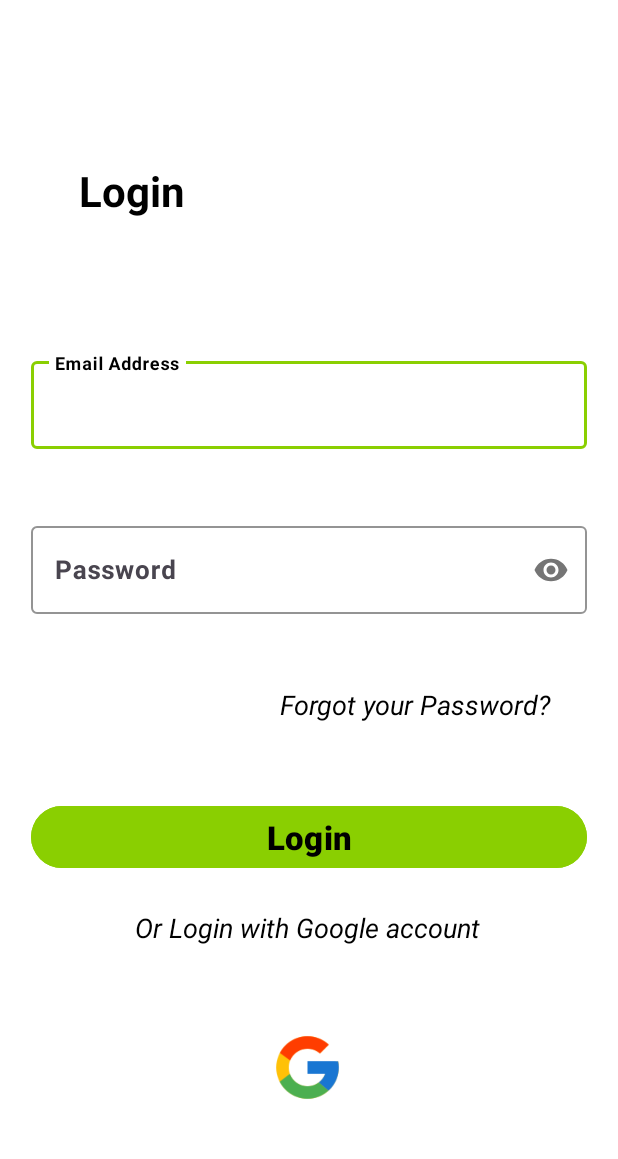
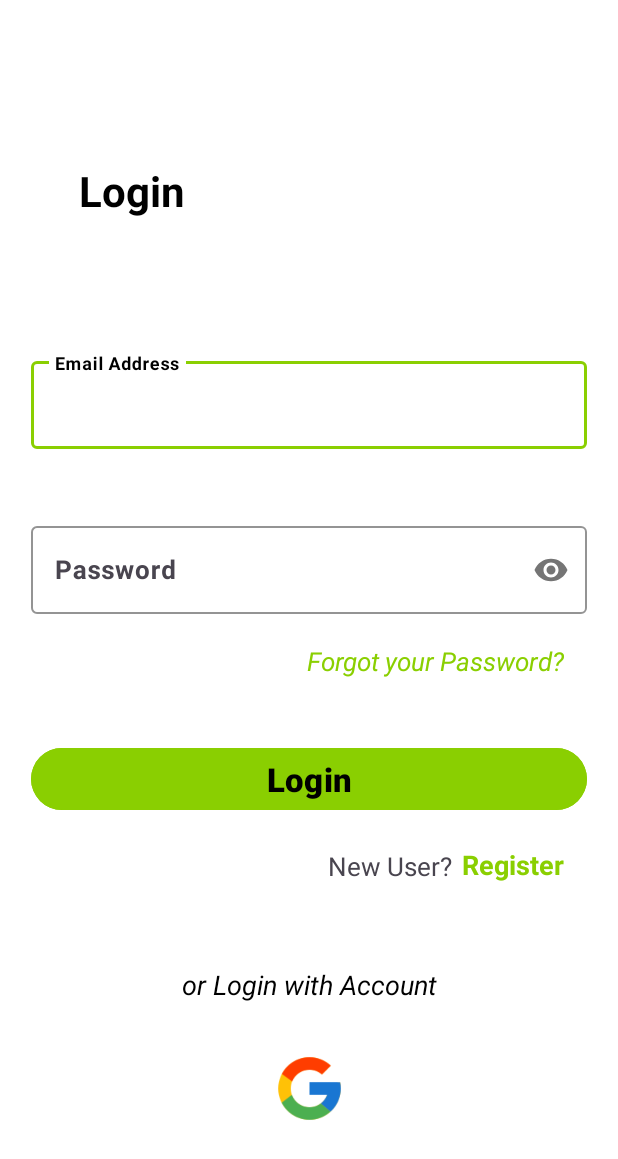
Before and after one commit to adnanyaseen716/ShoppingGrid, an Android app: the LoginForUserActivity screen opened directly, with no data from a screen before it, on a phone screen of 412 x 824 dp. Shown: the top 1159 px of the screen. Run offline under Robolectric (Android 15) with nearby library versions, the phone set to English and light mode, and no system bars.

Commit message:
Login and SignUp are updated

```diff
--- a/app/src/main/java/pk/org/cas/shoppinggrid/Splash/AfterSplash.java
+++ b/app/src/main/java/pk/org/cas/shoppinggrid/Splash/AfterSplash.java
@@ -24,7 +24,7 @@ public class AfterSplash extends AppCompatActivity {
         });
 
         btnCustomer.setOnClickListener(v -> {
-            Intent intentCustomer = new Intent(AfterSplash.this, SignupForUserActivity.class);
+            Intent intentCustomer = new Intent(AfterSplash.this, LoginForUserActivity.class);
             startActivity(intentCustomer);
         });
     }
--- a/app/src/main/java/pk/org/cas/shoppinggrid/Splash/ForgetPasswordForUserActivity.java
+++ b/app/src/main/java/pk/org/cas/shoppinggrid/Splash/ForgetPasswordForUserActivity.java
@@ -1,8 +1,10 @@
 package pk.org.cas.shoppinggrid.Splash;
 
+import android.annotation.SuppressLint;
 import android.os.Bundle;
 import android.widget.Button;
 import android.widget.EditText;
+import android.widget.ImageButton;
 import android.widget.Toast;
 
 import androidx.appcompat.app.AppCompatActivity;
@@ -12,7 +14,9 @@ import pk.org.cas.shoppinggrid.R;
 public class ForgetPasswordForUserActivity extends AppCompatActivity {
     EditText etEmailAddressForgotPwd;
     Button btnSendEmailFgtPwd;
+    ImageButton btnBack_forgotPwd;
 
+    @SuppressLint("MissingInflatedId")
     @Override
     protected void onCreate(Bundle savedInstanceState) {
         super.onCreate(savedInstanceState);
@@ -21,6 +25,8 @@ public class ForgetPasswordForUserActivity extends AppCompatActivity {
         // Initialize views
         etEmailAddressForgotPwd = findViewById(R.id.etEmailAddressForgotPwd);
         btnSendEmailFgtPwd = findViewById(R.id.btnSendEmailFgtPwd);
+        btnBack_forgotPwd = findViewById(R.id.btnBack_forgotPwd);
+
 
         // Set click listener for the button
         btnSendEmailFgtPwd.setOnClickListener(view -> {
@@ -29,5 +35,10 @@ public class ForgetPasswordForUserActivity extends AppCompatActivity {
             Toast.makeText(this, "Password link sent to " + email + " successfully", Toast.LENGTH_SHORT).show();
             finish();
         });
+
+        btnBack_forgotPwd.setOnClickListener(view -> {
+            finish();
+        });
+
     }
 }
--- a/app/src/main/java/pk/org/cas/shoppinggrid/Splash/LoginForUserActivity.java
+++ b/app/src/main/java/pk/org/cas/shoppinggrid/Splash/LoginForUserActivity.java
@@ -1,7 +1,9 @@
 package pk.org.cas.shoppinggrid.Splash;
 
+import android.annotation.SuppressLint;
 import android.content.Intent;
 import android.os.Bundle;
+import android.view.View;
 import android.widget.Button;
 import android.widget.EditText;
 import android.widget.ImageView;
@@ -17,8 +19,9 @@ import pk.org.cas.shoppinggrid.R;
 public class LoginForUserActivity extends AppCompatActivity {
     EditText etEmailAddressLogin,etPasswordLogin;
     Button btn_login;
-    TextView tv_forgotPassword;
+    TextView tv_forgotPassword , tvRegister;
     ImageView ivGoogleLogin;
+    @SuppressLint("MissingInflatedId")
     @Override
     protected void onCreate(Bundle savedInstanceState) {
         super.onCreate(savedInstanceState);
@@ -29,6 +32,7 @@ public class LoginForUserActivity extends AppCompatActivity {
         btn_login = findViewById(R.id.btn_login);
         tv_forgotPassword = findViewById(R.id.tv_forgotPassword);
         ivGoogleLogin = findViewById(R.id.ivGoogleLogin);
+        tvRegister = findViewById(R.id.tvRegister);
 
 //        btn clickListener
         btn_login.setOnClickListener(view -> {
@@ -44,8 +48,13 @@ public class LoginForUserActivity extends AppCompatActivity {
             Intent forgotIntent = new Intent(LoginForUserActivity.this, ForgetPasswordForUserActivity.class);
             startActivity(forgotIntent);
         });
-        ivGoogleLogin.setOnClickListener(view -> {
-            Toast.makeText(LoginForUserActivity.this, "Login Successful with Google", Toast.LENGTH_SHORT).show();
+
+        tvRegister.setOnClickListener(new View.OnClickListener() {
+            @Override
+            public void onClick(View view) {
+                Intent forgotIntent = new Intent(LoginForUserActivity.this, SignupForUserActivity.class);
+                startActivity(forgotIntent);
+            }
         });
     }
 }
--- a/app/src/main/java/pk/org/cas/shoppinggrid/Splash/SignupForUserActivity.java
+++ b/app/src/main/java/pk/org/cas/shoppinggrid/Splash/SignupForUserActivity.java
@@ -47,6 +47,8 @@ public class SignupForUserActivity extends AppCompatActivity {
                 Toast.makeText(SignupForUserActivity.this, "Sign up successful", Toast.LENGTH_SHORT).show();
             }
         });
+
+
         tvAlreadyAccount.setOnClickListener(new View.OnClickListener() {
             @Override
             public void onClick(View view) {
@@ -54,10 +56,5 @@ public class SignupForUserActivity extends AppCompatActivity {
                 startActivity(LoginIntent);
             }
         });
-        ivGoogleSign.setOnClickListener(view -> {
-            Toast.makeText(SignupForUserActivity.this, "Sign up with Google successfully", Toast.LENGTH_SHORT).show();
-        });
-
-
     }
 }
--- a/app/src/main/res/layout/activity_forget_password_for_user.xml
+++ b/app/src/main/res/layout/activity_forget_password_for_user.xml
@@ -48,6 +48,7 @@
         app:layout_constraintVertical_bias="0.011" />
 
     <ImageButton
+        android:id="@+id/btnBack_forgotPwd"
         android:layout_width="wrap_content"
         android:layout_height="wrap_content"
         android:backgroundTint="@color/white"
--- a/app/src/main/res/layout/activity_login_for_user.xml
+++ b/app/src/main/res/layout/activity_login_for_user.xml
@@ -109,23 +109,47 @@
 
         app:layout_constraintBottom_toBottomOf="@id/guidelineBottom"
         app:layout_constraintEnd_toEndOf="@id/guidelineEnd"
+        app:layout_constraintHorizontal_bias="1.0"
         app:layout_constraintStart_toStartOf="@id/guidelineStart"
         app:layout_constraintTop_toTopOf="@id/guidelineTop"
-        app:layout_constraintVertical_bias="0.761" />
+        app:layout_constraintVertical_bias="0.701" />
+
     <TextView
         android:layout_width="wrap_content"
         android:layout_height="wrap_content"
-        android:text="Or Login with Google account"
+        android:layout_marginTop="21dp"
+        android:layout_marginEnd="90dp"
+        android:text="New User?"
+        android:textSize="17sp"
+        app:layout_constraintEnd_toEndOf="@id/guidelineEnd"
+        app:layout_constraintTop_toBottomOf="@id/btn_login" />
+
+    <TextView
+        android:id="@+id/tvRegister"
+        android:layout_width="wrap_content"
+        android:layout_height="wrap_content"
+        android:layout_marginTop="20dp"
+        android:layout_marginEnd="15dp"
+        android:text="Register"
+        android:textStyle="bold"
+        android:textColor="@color/secondary_app_color"
+        android:textSize="18sp"
+        app:layout_constraintEnd_toEndOf="@id/guidelineEnd"
+        app:layout_constraintTop_toBottomOf="@id/btn_login" />
+
+    <TextView
+        android:id="@+id/textView10"
+        android:layout_width="wrap_content"
+        android:layout_height="wrap_content"
+        android:layout_marginTop="100dp"
+        android:text="or Login with Account"
+        android:textColor="@color/black"
         android:textSize="18sp"
         android:textStyle="italic"
-        android:textColor="@color/black"
-        app:layout_constraintBottom_toBottomOf="@id/guidelineBottom"
         app:layout_constraintEnd_toEndOf="@id/guidelineEnd"
-        app:layout_constraintHorizontal_bias="0.494"
         app:layout_constraintStart_toStartOf="@id/guidelineStart"
-        app:layout_constraintTop_toTopOf="@id/guidelineTop"
-        app:layout_constraintVertical_bias="0.788"
-        />
+        app:layout_constraintTop_toBottomOf="@+id/btn_login" />
+
     <ImageView
         android:id="@+id/ivGoogleLogin"
         android:layout_width="50dp"
@@ -136,28 +160,22 @@
         android:src="@drawable/gogle"
         app:layout_constraintBottom_toBottomOf="@id/guidelineBottom"
         app:layout_constraintEnd_toEndOf="@id/guidelineEnd"
-        app:layout_constraintHorizontal_bias="0.496"
         app:layout_constraintStart_toStartOf="@id/guidelineStart"
-        app:layout_constraintTop_toTopOf="@id/guidelineTop"
-        app:layout_constraintVertical_bias="0.933"
-
-        />
+        app:layout_constraintTop_toBottomOf="@+id/textView10" />
 
     <TextView
         android:id="@+id/tv_forgotPassword"
         android:layout_width="wrap_content"
         android:layout_height="wrap_content"
-        android:layout_marginEnd="20dp"
-        android:text="Forgot your Password? "
-        android:textColor="@color/black"
-        android:textSize="18sp"
+        android:layout_marginEnd="15dp"
+        android:text="Forgot your Password?"
+        android:textColor="@color/secondary_app_color"
+        android:textSize="17sp"
         android:textStyle="italic"
         app:layout_constraintBottom_toBottomOf="@id/guidelineBottom"
         app:layout_constraintEnd_toEndOf="@id/guidelineEnd"
-        app:layout_constraintHorizontal_bias="1.0"
-        app:layout_constraintStart_toStartOf="@id/guidelineStart"
         app:layout_constraintTop_toTopOf="@id/guidelineTop"
-        app:layout_constraintVertical_bias="0.58" />
+        app:layout_constraintVertical_bias="0.54" />
 
 
 </androidx.constraintlayout.widget.ConstraintLayout>
--- a/app/src/main/res/layout/activity_signup_for_user.xml
+++ b/app/src/main/res/layout/activity_signup_for_user.xml
@@ -178,7 +178,7 @@
         android:layout_marginStart="63dp"
         android:layout_marginTop="380dp"
         android:text="Already have an account? "
-        android:textColor="@color/primary_app_color"
+        android:textColor="@color/secondary_app_color"
         android:textSize="18sp"
         android:textStyle="italic"
         app:layout_constraintBottom_toBottomOf="@id/guidelineBottom"
--- /dev/null
+++ b/app/src/main/res/values-v26/themes.xml
@@ -0,0 +1,9 @@
+<?xml version="1.0" encoding="utf-8"?>
+<resources>
+
+    <style name="Theme.ShoppingGrid" parent="Base.Theme.ShoppingGrid">
+        <item name="android:statusBarColor">@color/primary_app_color</item>
+        <item name="android:autofilledHighlight">@android:color/transparent</item>
+
+    </style>
+</resources>
--- a/app/src/main/res/values/colors.xml
+++ b/app/src/main/res/values/colors.xml
@@ -12,5 +12,6 @@
     <color name="secondary_app_color">#8acf01</color>
     <color name="background_app_color">#FFFFFF</color>
     <color name="text_app_color">#000000</color>
+    <color name="transparent_white">#00000000</color>
 
 </resources>
--- a/app/src/main/res/values/themes.xml
+++ b/app/src/main/res/values/themes.xml
@@ -7,6 +7,8 @@
 
     <style name="Theme.ShoppingGrid" parent="Base.Theme.ShoppingGrid">
         <item name="android:statusBarColor">@color/primary_app_color</item>
+        <item name="android:autofilledHighlight">@android:color/transparent</item>
+
     </style>
 
     <style name="DialogAnimation">
@@ -41,6 +43,4 @@
         <item name="android:textColor">@color/black</item>
     </style>
 
-
-
 </resources>
```
